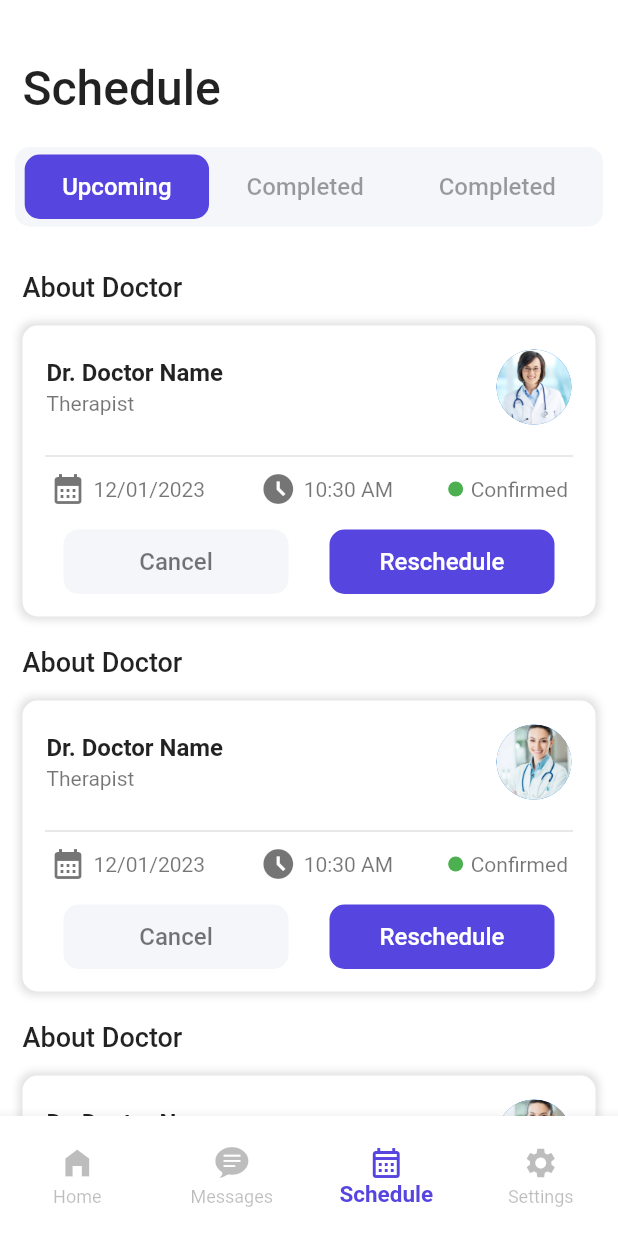
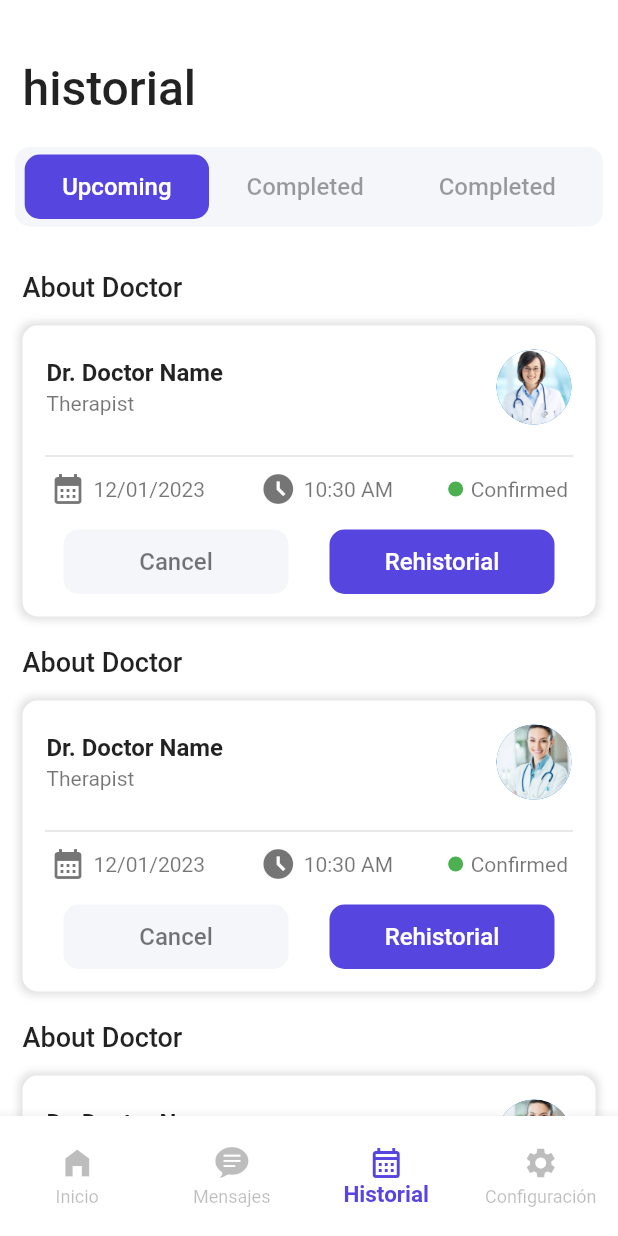
Before and after one commit to Quinta707/simexpro-app, a Flutter app: the NavBarRoots screen opened directly, item 3 of the bottom bar chosen, on a phone screen of 412 x 824 dp. Run offline on Flutter 3.47's test engine with Material 2 defaults, Android fonts, the phone set to English and light mode, and no system bars; missing offline and left inert: custom_clippers, flutter_sparkline; network calls fail.

Commit message:
Pequeños cambios

```diff
--- a/simexpro-app/lib/screens/schedule_screen.dart
+++ b/simexpro-app/lib/screens/historial_screen.dart
@@ -1,16 +1,16 @@
 import 'package:flutter/material.dart';
-import 'package:simexpro/widgets/upcoming_schedule.dart';
+import 'package:simexpro/widgets/upcoming_historial.dart';
 
-class ScheduleScreen extends StatefulWidget {
+class historialScreen extends StatefulWidget {
   @override
-  State<ScheduleScreen> createState() => _ScheduleScreenState();
+  State<historialScreen> createState() => _historialScreenState();
 }
 
-class _ScheduleScreenState extends State<ScheduleScreen> {
+class _historialScreenState extends State<historialScreen> {
   int _buttonIndex = 0;
 
-  final _scheduleWidgets = [
-    UpcomingSchedule(),
+  final _historialWidgets = [
+    Upcominghistorial(),
     Container(),
     Container(),
   ];
@@ -25,7 +25,7 @@ class _ScheduleScreenState extends State<ScheduleScreen> {
           Padding(
             padding: const EdgeInsets.symmetric(horizontal: 15),
             child: Text(
-              "Schedule",
+              "historial",
               style: TextStyle(
                 fontSize: 32,
                 fontWeight: FontWeight.w500,
@@ -123,7 +123,7 @@ class _ScheduleScreenState extends State<ScheduleScreen> {
           ),
           SizedBox(height: 30),
           // Widgets According to buttons
-          _scheduleWidgets[_buttonIndex]
+          _historialWidgets[_buttonIndex]
         ],
       ),
     ));
--- a/simexpro-app/lib/screens/login_screen.dart
+++ b/simexpro-app/lib/screens/login_screen.dart
@@ -22,7 +22,7 @@ class _loginScreenState extends State<loginScreen> {
               Padding(
                 padding: const EdgeInsets.all(20),
                 child: Image.network(
-                  "https://i.ibb.co/s2Zmg1j/logo.png",
+                  "https://i.ibb.co/vk2tjx1/SIMEXPRO-V3-PNG.png",
                 ),
               ),
               SizedBox(height: 10),
@@ -118,7 +118,7 @@ class _loginScreenState extends State<loginScreen> {
                         color: Color.fromRGBO(87, 69, 223, 1),
                       ),
                     ),
-                  ),2
+                  ),
                 ],
               ),
             ],
--- a/simexpro-app/lib/widgets/navbar_roots.dart
+++ b/simexpro-app/lib/widgets/navbar_roots.dart
@@ -2,7 +2,7 @@ import 'package:flutter/cupertino.dart';
 import 'package:flutter/material.dart';
 import 'package:simexpro/screens/home_screen.dart';
 import 'package:simexpro/screens/messages_screen.dart';
-import 'package:simexpro/screens/schedule_screen.dart';
+import 'package:simexpro/screens/historial_screen.dart';
 import 'package:simexpro/screens/settings_screen.dart';
 
 class NavBarRoots extends StatefulWidget {
@@ -15,7 +15,7 @@ class _NavBarRootsState extends State<NavBarRoots> {
   final _screens = [
     HomeScreen(),
     MessagesScreen(),
-    ScheduleScreen(),
+    historialScreen(),
     SettingScreen(),
   ];
 
@@ -43,16 +43,16 @@ class _NavBarRootsState extends State<NavBarRoots> {
           },
           items: [
             BottomNavigationBarItem(
-                icon: Icon(Icons.home_filled), label: "Home"),
+                icon: Icon(Icons.home_filled), label: "Inicio"),
             BottomNavigationBarItem(
                 icon: Icon(
                   CupertinoIcons.chat_bubble_text_fill,
                 ),
-                label: "Messages"),
+                label: "Mensajes"),
             BottomNavigationBarItem(
-                icon: Icon(Icons.calendar_month_outlined), label: "Schedule"),
+                icon: Icon(Icons.calendar_month_outlined), label: "Historial"),
             BottomNavigationBarItem(
-                icon: Icon(Icons.settings), label: "Settings"),
+                icon: Icon(Icons.settings), label: "Configuración"),
           ],
         ),
       ),
--- a/simexpro-app/lib/widgets/upcoming_schedule.dart
+++ b/simexpro-app/lib/widgets/upcoming_historial.dart
@@ -1,6 +1,6 @@
 import 'package:flutter/material.dart';
 
-class UpcomingSchedule extends StatelessWidget {
+class Upcominghistorial extends StatelessWidget {
   @override
   Widget build(BuildContext context) {
     return Padding(
@@ -140,7 +140,7 @@ class UpcomingSchedule extends StatelessWidget {
                           ),
                           child: Center(
                             child: Text(
-                              "Reschedule",
+                              "Rehistorial",
                               style: TextStyle(
                                 fontSize: 16,
                                 fontWeight: FontWeight.w500,
@@ -290,7 +290,7 @@ class UpcomingSchedule extends StatelessWidget {
                           ),
                           child: Center(
                             child: Text(
-                              "Reschedule",
+                              "Rehistorial",
                               style: TextStyle(
                                 fontSize: 16,
                                 fontWeight: FontWeight.w500,
@@ -440,7 +440,7 @@ class UpcomingSchedule extends StatelessWidget {
                           ),
                           child: Center(
                             child: Text(
-                              "Reschedule",
+                              "Rehistorial",
                               style: TextStyle(
                                 fontSize: 16,
                                 fontWeight: FontWeight.w500,
```
Also changed, not shown: simexpro-app/lib/screens/home_screen.dart (+6 -82 lines), simexpro-app/lib/screens/settings_screen.dart (+21 -104 lines).
